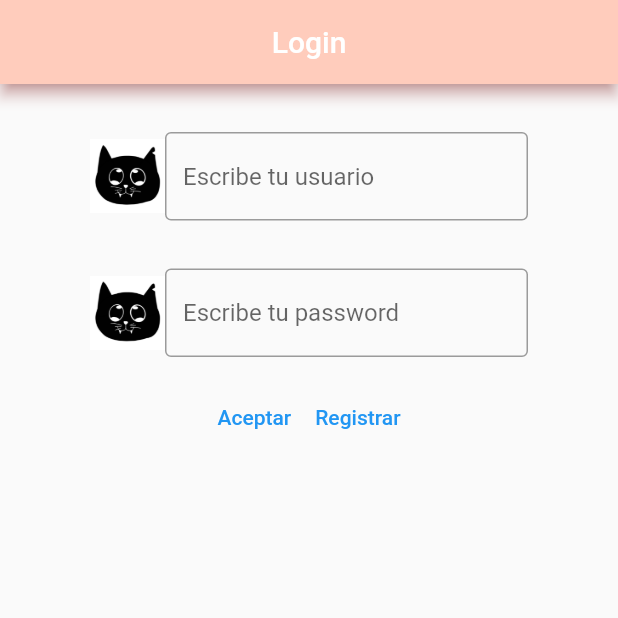
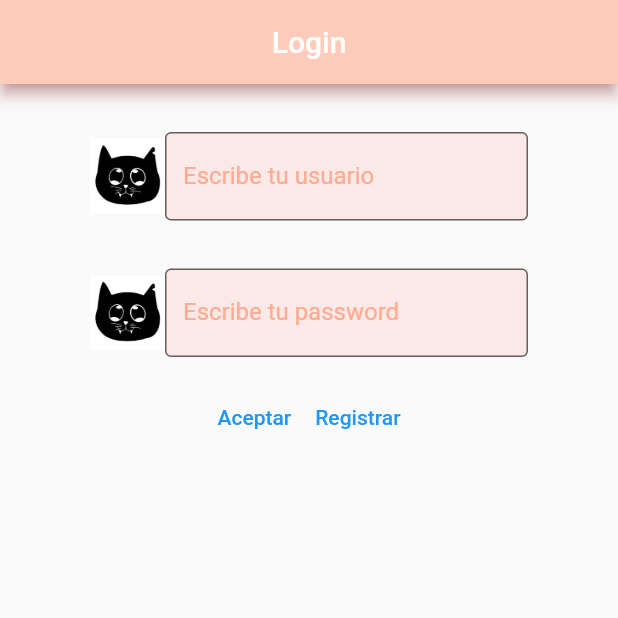
Before and after one commit to elenaaroma/practica1, a Flutter app: the screen it shows after launch, on a phone screen of 412 x 824 dp, the top half of it. Run offline on Flutter 3.47's test engine with Material 2 defaults, Android fonts, the phone set to English and light mode, and no system bars; our stand-ins replace firebase_auth, firebase_core; accounts and stored records are empty; generated files the repository leaves out were written again.

Commit message:
commit bordes del TextField custom de colores

```diff
--- a/lib/Custom/KTTextField.dart
+++ b/lib/Custom/KTTextField.dart
@@ -29,7 +29,17 @@ class KTTextField extends StatelessWidget{
               obscureText: blIsPassword,
               decoration: InputDecoration(
               border: OutlineInputBorder(),
-                hintText: sHint,
+                fillColor: Colors.deepOrange[50],
+                filled: true,
+                labelText: sHint,
+                labelStyle: TextStyle(
+                  color: Colors.deepOrange[200]
+                ),
+                focusedBorder: OutlineInputBorder(
+                  borderSide: BorderSide(
+                    color:  Colors.red
+                  )
+                ),
           ),
          )
         )
```
